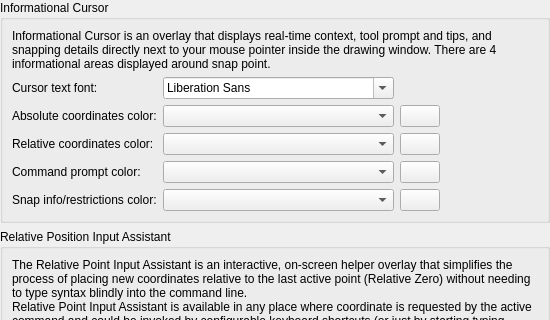
sand1024/LibreCAD, file librecad/src/ui/dialogs/settings/options_drafting/pages/theme/lc_settings_page_drafting_theme_info_cursor.ui: the form before one commit; both pictures show x 0 to 550 and y 0 to 320 of the 550 by 481 pixel window.
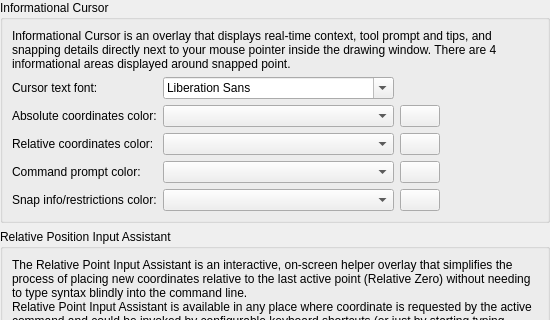
The form after the commit. Custom widgets are drawn as their Qt base class.

What changed in the file:
```diff
--- a/librecad/src/ui/dialogs/settings/options_drafting/pages/theme/lc_settings_page_drafting_theme_info_cursor.ui
+++ b/librecad/src/ui/dialogs/settings/options_drafting/pages/theme/lc_settings_page_drafting_theme_info_cursor.ui
@@ -164,7 +164,7 @@
       <item row="0" column="0" colspan="4">
        <widget class="QLabel" name="label">
         <property name="text">
-         <string>Informational Cursor is an overlay that displays real-time context, tool prompt and tips, and snapping details directly next to your mouse pointer inside the drawing window. There are 4 informational areas displayed around snap point.</string>
+         <string>Informational Cursor is an overlay that displays real-time context, tool prompt and tips, and snapping details directly next to your mouse pointer inside the drawing window. There are 4 informational areas displayed around snapped point.</string>
         </property>
         <property name="wordWrap">
          <bool>true</bool>
```
Left out of the diff: 2 changed lines with no effect on the pictures.
